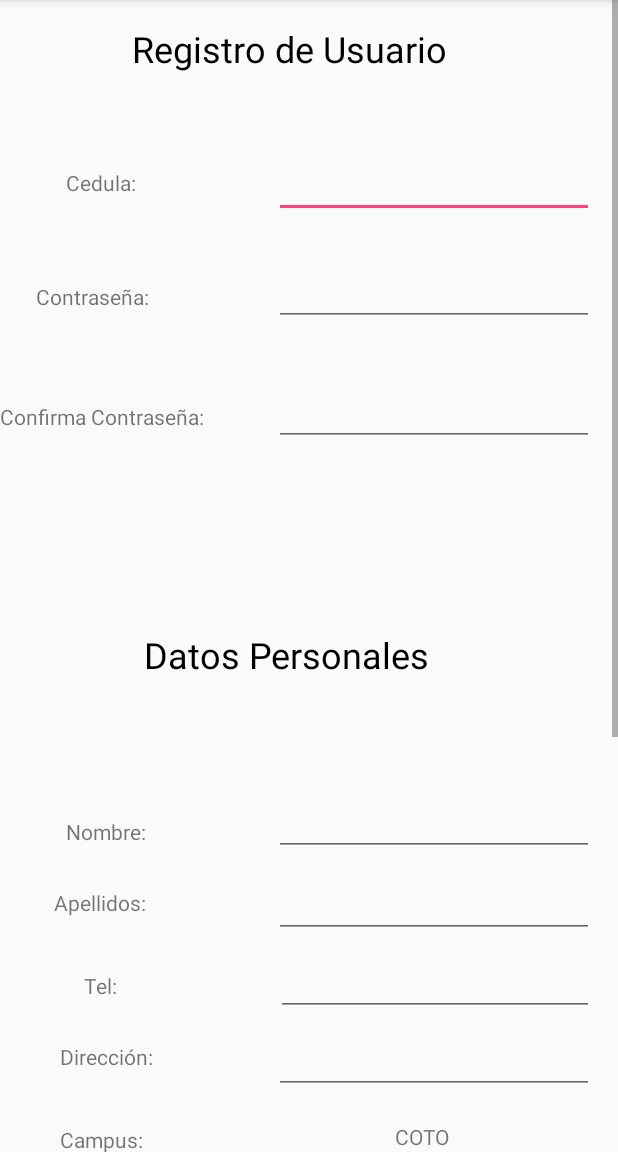
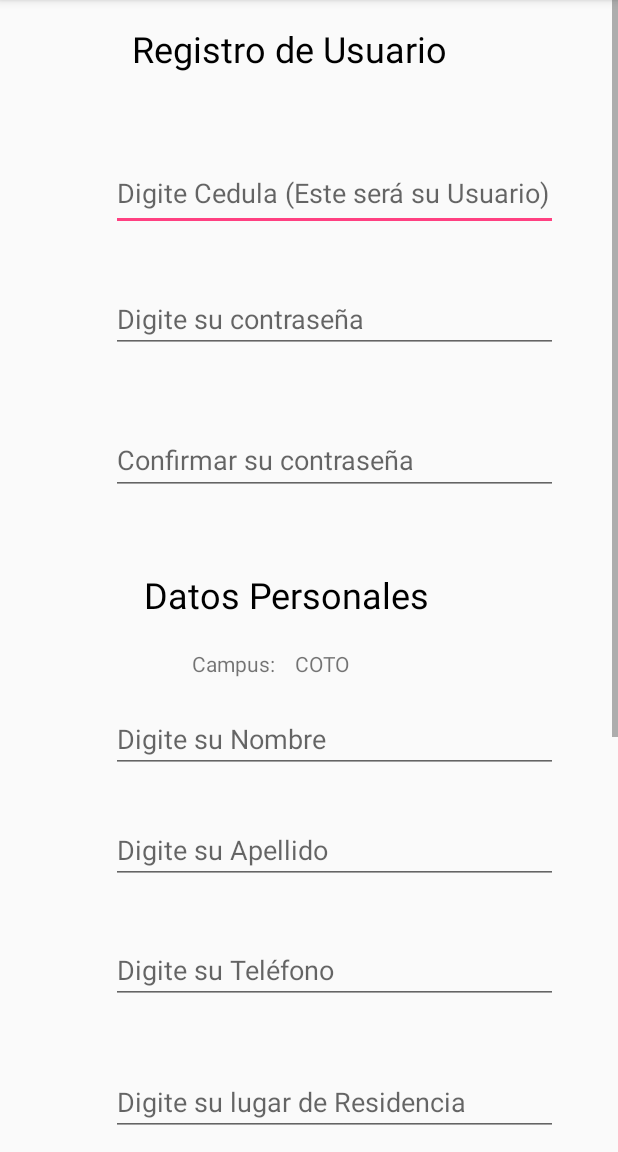
Before and after one commit to JordanJL/UNACARRERAMOVILES, an Android app: the screen it shows after launch (RegistroUsuario), after a tap on "Registrarse", on a phone screen of 412 x 824 dp, the part 84-1236 px from its top. Run offline under Robolectric (Android 15) with nearby library versions, the light colour scheme and no system bars.

Commit message:
RegistroUsuario

```diff
--- a/app/src/main/AndroidManifest.xml
+++ b/app/src/main/AndroidManifest.xml
@@ -18,6 +18,7 @@
             </intent-filter>
         </activity>
         <activity android:name=".RegistroUsuario" />
+        <activity android:name=".get_all_products" />
         <activity android:name=".Actividad02" />
         <activity android:name=".Actividad03" />
         <activity android:name=".Actividad04" />
--- a/app/src/main/java/com/example/jorji/unacarrera/Actividad01_LOGIN.java
+++ b/app/src/main/java/com/example/jorji/unacarrera/Actividad01_LOGIN.java
@@ -1,31 +1,79 @@
 package com.example.jorji.unacarrera;
 
+import java.util.ArrayList;
+import java.util.List;
 
+import org.apache.http.NameValuePair;
+import org.apache.http.message.BasicNameValuePair;
+import org.json.JSONArray;
+import org.json.JSONException;
+import org.json.JSONObject;
+
+import android.app.Activity;
+import android.app.ProgressDialog;
 import android.content.Intent;
+import android.os.AsyncTask;
+import android.os.Bundle;
 import android.support.v7.app.AppCompatActivity;
-import android.os.Bundle;
+import android.util.Log;
 import android.view.View;
+import android.widget.Button;
 import android.widget.EditText;
 import android.widget.TextView;
 import android.widget.Toast;
 
+
 public class Actividad01_LOGIN extends AppCompatActivity {
+    EditText txt_cedula;
+    EditText txt_contrasenna;
+    EditText txt_nombre;
+    EditText txt_apellido;
+    EditText txt_telefono;
+    EditText txt_direccion;
+    EditText txt_anno;
+    EditText txt_campus;
+    EditText txt_semestre;
+    EditText txt_estado;
+    private ProgressDialog pDialog;
+    Button ingresar;
+    String cedula;
+    // JSON parser class
+    JSONParser jsonParser = new JSONParser();
     // url to create new product
-    private static String url_create_product = "http://www.cursoplataformasmoviles.com/unacarrera/usuario/get_all_products.php";
+    private static String url_product_detials = "http://www.cursoplataformasmoviles.com/unacarrera/usuario/get_product_details.php";
+    // JSON Node names
+
     // JSON Node names
     private static final String TAG_SUCCESS = "success";
+    private static final String TAG_PRODUCT = "products";
+    private static final String TAG_CEDULA = "cedula";
+    private static final String TAG_NOMBRE = "nombre";
+    private static final String TAG_APELLIDOS = "apellidos";
+    private static final String TAG_CONTRASENNA = "contrasenna";
+    private static final String TAG_TELEFONO = "telefono";
+    private static final String TAG_DIRECCION = "direccion";
+    private static final String TAG_CAMPUS = "campus";
+    private static final String TAG_ANNO = "anno";
+    private static final String TAG_SEMESTRE = "semestre";
+    private static final String TAG_ESTADO = "estado";
     @Override
     protected void onCreate(Bundle savedInstanceState) {
         super.onCreate(savedInstanceState);
         setContentView(R.layout.activity_actividad01);
 
+        OnclickDelTextView(R.id.txtingresar);
+        OnclickDelTextView(R.id.txtregistrar);
+        OnclickDelTextView(R.id.txtolvido);
+        ingresar = (Button) findViewById(R.id.btningresar);
 
+        //txt_usuario = (EditText) findViewById(R.id.usuario);
 
-        OnclickDelTextView(R.id.txtregistrar);
-        OnclickDelTextView(R.id.txtingresar);
-        OnclickDelTextView(R.id.txtolvido);
+        //txt_contrasenna = (EditText) findViewById(R.id.contra);
+        // A continuación mi código para OnCreat
+        Intent i= getIntent();
+        cedula=i.getStringExtra(TAG_CEDULA);
+        //new GetProductDetails().execute();
 
-        // A continuación mi código para OnCreate
         Mensaje("Bienvenido Actividad 01");
 
 
@@ -35,7 +83,7 @@ public class Actividad01_LOGIN extends AppCompatActivity {
         Toast.makeText(getApplicationContext(), msg, Toast.LENGTH_SHORT).show();};
 
 
-    public void OnclickDelTextView(int ref) {
+  public void OnclickDelTextView(int ref) {
 
         // Ejemplo  OnclickDelTextView(R.id.MiTextView);
         // 1 Doy referencia al TextView
@@ -57,26 +105,110 @@ public class Actividad01_LOGIN extends AppCompatActivity {
                         break;
 
                     case R.id.txtingresar:
-                        EditText u= (EditText) findViewById(R.id.usuario);
-                        EditText c= (EditText) findViewById(R.id.contra);
-                        String contra = c.getText().toString();
-                        int usu= Integer.parseInt(u.getText().toString());
-                        String dato= "jjjj1995";
-                        if (usu==604290185 && contra.equalsIgnoreCase(dato)){
-                            Mensaje("usuario:" + usu + "contraseña:"+ contra);
-                            Intent intento2 = new Intent(getApplicationContext(), Actividad02.class);
-                            startActivity(intento2);
-                        }else{
-                            Mensaje("Error verifique su usuario y contraseña");
-                        }
+                        new GetProductDetails().execute();
                         break;
 
                     case R.id.txtolvido:
-
+                        Intent intento2 = new Intent(getApplicationContext(), get_all_products.class);
+                        startActivity(intento2);
 
                         break;
                     default:break; }// fin de casos
             }// fin del onclick
         });
     }// fin de OnclickDelTextView
+
+    /**
+     * Background Async Task to Get complete product details
+     * */
+    class GetProductDetails extends AsyncTask<String, String, String> {
+
+        /**
+         * Before starting background thread Show Progress Dialog
+         * */
+        @Override
+        protected void onPreExecute() {
+            super.onPreExecute();
+
+        }
+        /**
+         * Getting product details in background thread
+         * */
+        protected String doInBackground(String... params) {
+            // updating UI from Background Thread
+            runOnUiThread(new Runnable() {
+                public void run() {
+                    // Check for success tag
+                    int success;
+
+                        // Building Parameters
+                        List<NameValuePair> params = new ArrayList<NameValuePair>();
+                        params.add(new BasicNameValuePair("cedula", cedula));
+                        System.out.println("cedula: " +cedula);
+                        // getting product details by making HTTP request
+                        // Note that product details url will use GET request
+                        JSONObject json = jsonParser.makeHttpRequest(
+                                url_product_detials, "GET", params);
+
+                        // check your log for json response
+                        Log.d("Single Product Details", json.toString());
+
+                        // check for success tag
+                        try {
+                        // json success tag
+                        success = json.getInt(TAG_SUCCESS);
+                        if (success == 1) {
+                            // product with this pid found
+                            // successfully received product details
+                            JSONArray productObj = json
+                                    .getJSONArray(TAG_PRODUCT); // JSON Array
+
+                            // get first product object from JSON Array
+                            JSONObject product = productObj.getJSONObject(0);
+                            System.out.println("products :" + product);
+                            // product with this pid found
+                            // Edit Text
+                           // txt_cedula = (EditText) findViewById(R.id.txtcedula);
+                            //txt_contrasenna = (EditText) findViewById(R.id.txtcontrasenna);
+                           /* txt_nombre = (EditText) findViewById(R.id.txtnombre);
+                            txt_apellido = (EditText) findViewById(R.id.txtapellidos);
+                            txt_anno = (EditText) findViewById(R.id.txtanno);
+                            txt_semestre = (EditText) findViewById(R.id.txtsemestre);
+                            txt_estado = (EditText) findViewById(R.id.txtestado);
+                            txt_telefono = (EditText) findViewById(R.id.txttelefono);
+                            txt_campus = (EditText) findViewById(R.id.txtcampus);
+                            txt_direccion = (EditText) findViewById(R.id.txtdireccion);*/
+
+
+                            // display product data in EditText
+                            txt_cedula.setText(product.getString(TAG_CEDULA));
+                            // txt_nombre.setText(product.getString(TAG_NOMBRE));
+                            // txt_apellido.setText(product.getString(TAG_APELLIDOS));
+                            txt_contrasenna.setText(product.getString(TAG_CONTRASENNA));
+                            //txt_telefono.setText(product.getString(TAG_TELEFONO));
+                            //txt_direccion.setText(product.getString(TAG_DIRECCION));
+                            //txt_campus.setText(product.getString(TAG_CAMPUS));
+                            //txt_anno.setText(product.getString(TAG_ANNO));
+                            //txt_semestre.setText(product.getString(TAG_SEMESTRE));
+                            //txt_estado.setText(product.getString(TAG_ESTADO));
+
+                        }else{
+                            // product with pid not found
+                        }
+                    } catch (JSONException e) {
+                        e.printStackTrace();
+                    }
+                }
+                });
+            return null;
+        }
+
+        /**
+         * After completing background task Dismiss the progress dialog
+         * **/
+        protected void onPostExecute(String file_url) {
+            // dismiss the dialog once got all details
+            pDialog.dismiss();
+        }
+    }
 }
--- a/app/src/main/java/com/example/jorji/unacarrera/JSONParser.java
+++ b/app/src/main/java/com/example/jorji/unacarrera/JSONParser.java
@@ -69,9 +69,6 @@ public class JSONParser {
                 HttpResponse httpResponse = httpClient.execute(httpGet);
                 HttpEntity httpEntity = httpResponse.getEntity();
                 is = httpEntity.getContent();
-
-
-
             }
 
         } catch (UnsupportedEncodingException e) {
--- a/app/src/main/java/com/example/jorji/unacarrera/RegistroUsuario.java
+++ b/app/src/main/java/com/example/jorji/unacarrera/RegistroUsuario.java
@@ -182,14 +182,10 @@ public class RegistroUsuario extends AppCompatActivity {
             // check for success tag
             try {
                 int success = json.getInt(TAG_SUCCESS);
-
                 if (success == 1) {
                     // successfully created product
                      //Intent i = new Intent(getApplicationContext(), apñ);
                     //startActivity(i);
-
-                    Intent intento = new Intent(getApplicationContext(), Actividad01_LOGIN.class);
-                    startActivity(intento);
                     // closing this screen
                     //finish();
                 } else {
--- a/app/src/main/res/layout/activity_registrousuario.xml
+++ b/app/src/main/res/layout/activity_registrousuario.xml
@@ -9,7 +9,7 @@
         android:layout_width="match_parent"
         android:layout_height="match_parent"
         tools:layout_editor_absoluteX="0dp"
-        tools:layout_editor_absoluteY="0dp">
+        tools:layout_editor_absoluteY="54dp">
 
         <LinearLayout
             android:layout_width="match_parent"
@@ -20,107 +20,63 @@
                 android:layout_width="match_parent"
                 android:layout_height="1200dp">
 
-                <TextView
-                    android:id="@+id/textView14"
-                    android:layout_width="57dp"
-                    android:layout_height="28dp"
-                    android:layout_marginStart="44dp"
-                    android:layout_marginTop="112dp"
-                    android:text="Cedula:"
-                    app:layout_constraintStart_toStartOf="parent"
-                    app:layout_constraintTop_toTopOf="parent" />
-
                 <EditText
                     android:id="@+id/txtCedula"
-                    android:layout_width="wrap_content"
-                    android:layout_height="wrap_content"
-                    android:layout_marginEnd="16dp"
-                    android:layout_marginTop="100dp"
+                    android:layout_width="298dp"
+                    android:layout_height="50dp"
+                    android:layout_marginEnd="40dp"
+                    android:layout_marginTop="104dp"
+                    android:autoText="false"
                     android:ems="10"
+                    android:hint="Digite Cedula (Este será su Usuario)"
                     android:inputType="number"
                     app:layout_constraintEnd_toEndOf="parent"
                     app:layout_constraintTop_toTopOf="parent" />
 
-                <TextView
-                    android:id="@+id/textView16"
-                    android:layout_width="wrap_content"
-                    android:layout_height="wrap_content"
-                    android:layout_marginBottom="636dp"
-                    android:layout_marginStart="44dp"
-                    android:text="Nombre:"
-                    app:layout_constraintBottom_toBottomOf="parent"
-                    app:layout_constraintStart_toStartOf="parent" />
-
                 <EditText
                     android:id="@+id/txtNombre"
-                    android:layout_width="wrap_content"
+                    android:layout_width="298dp"
                     android:layout_height="wrap_content"
-                    android:layout_marginEnd="16dp"
-                    android:layout_marginTop="380dp"
+                    android:layout_marginEnd="40dp"
+                    android:layout_marginTop="316dp"
                     android:ems="10"
+                    android:hint="Digite su Nombre"
                     android:inputType="textPersonName"
                     app:layout_constraintEnd_toEndOf="parent"
                     app:layout_constraintTop_toBottomOf="@+id/txtCedula" />
 
-                <TextView
-                    android:id="@+id/textView17"
-                    android:layout_width="wrap_content"
-                    android:layout_height="wrap_content"
-                    android:layout_marginStart="36dp"
-                    android:layout_marginTop="28dp"
-                    android:text="Apellidos:"
-                    app:layout_constraintStart_toStartOf="parent"
-                    app:layout_constraintTop_toBottomOf="@+id/textView16" />
-
                 <EditText
                     android:id="@+id/txtApellido"
-                    android:layout_width="wrap_content"
-                    android:layout_height="wrap_content"
-                    android:layout_marginEnd="16dp"
-                    android:layout_marginTop="580dp"
+                    android:layout_width="298dp"
+                    android:layout_height="0dp"
+                    android:layout_marginEnd="40dp"
+                    android:layout_marginTop="544dp"
                     android:ems="10"
+                    android:hint="Digite su Apellido"
                     android:inputType="textPersonName"
                     app:layout_constraintEnd_toEndOf="parent"
                     app:layout_constraintTop_toTopOf="parent" />
 
-                <TextView
-                    android:id="@+id/textView18"
-                    android:layout_width="wrap_content"
-                    android:layout_height="wrap_content"
-                    android:layout_marginStart="56dp"
-                    android:layout_marginTop="36dp"
-                    android:text="Tel:"
-                    app:layout_constraintStart_toStartOf="parent"
-                    app:layout_constraintTop_toBottomOf="@+id/textView17" />
-
                 <EditText
                     android:id="@+id/txtTel"
-                    android:layout_width="212dp"
+                    android:layout_width="298dp"
                     android:layout_height="wrap_content"
-                    android:layout_marginEnd="16dp"
-                    android:layout_marginTop="632dp"
+                    android:layout_marginEnd="40dp"
+                    android:layout_marginTop="624dp"
                     android:ems="10"
+                    android:hint="Digite su Teléfono"
                     android:inputType="number"
                     app:layout_constraintEnd_toEndOf="parent"
                     app:layout_constraintTop_toTopOf="parent" />
 
-                <TextView
-                    android:id="@+id/textView19"
-                    android:layout_width="wrap_content"
-                    android:layout_height="wrap_content"
-                    android:layout_marginStart="40dp"
-                    android:layout_marginTop="28dp"
-                    android:text="Dirección:"
-                    app:layout_constraintStart_toStartOf="parent"
-                    app:layout_constraintTop_toBottomOf="@+id/textView18" />
-
                 <EditText
                     android:id="@+id/txtDir"
-                    android:layout_width="wrap_content"
+                    android:layout_width="298dp"
                     android:layout_height="wrap_content"
-                    android:layout_marginEnd="16dp"
-                    android:layout_marginTop="684dp"
+                    android:layout_marginEnd="40dp"
+                    android:layout_marginTop="712dp"
                     android:ems="10"
+                    android:hint="Digite su lugar de Residencia"
                     android:inputType="textPersonName"
                     app:layout_constraintEnd_toEndOf="parent"
                     app:layout_constraintTop_toTopOf="parent" />
@@ -128,22 +84,22 @@
                 <TextView
                     android:id="@+id/textView21"
                     android:layout_width="wrap_content"
-                    android:layout_height="wrap_content"
-                    android:layout_marginStart="40dp"
-                    android:layout_marginTop="36dp"
-                    android:text="Campus:"
-                    app:layout_constraintStart_toStartOf="parent"
-                    app:layout_constraintTop_toBottomOf="@+id/textView19" />
+                    android:layout_height="0dp"
+                    android:layout_marginBottom="748dp"
+                    android:layout_marginStart="128dp"
+                    android:text="Campus:    COTO"
+                    app:layout_constraintBottom_toBottomOf="parent"
+                    app:layout_constraintStart_toStartOf="parent" />
 
                 <TextView
                     android:id="@+id/textView22"
                     android:layout_width="wrap_content"
                     android:layout_height="wrap_content"
-                    android:layout_marginStart="36dp"
-                    android:layout_marginTop="32dp"
+                    android:layout_marginBottom="376dp"
+                    android:layout_marginStart="44dp"
                     android:text="Año:"
-                    app:layout_constraintStart_toStartOf="parent"
-                    app:layout_constraintTop_toBottomOf="@+id/textView21" />
+                    app:layout_constraintBottom_toBottomOf="parent"
+                    app:layout_constraintStart_toStartOf="parent" />
 
                 <TextView
                     android:id="@+id/textView23"
@@ -154,6 +110,7 @@
                     android:text="Registro de Usuario"
                     android:textColor="@android:color/black"
                     android:textSize="24sp"
+
                     app:layout_constraintStart_toStartOf="parent"
                     app:layout_constraintTop_toTopOf="parent" />
 
@@ -161,7 +118,7 @@
                     android:id="@+id/textView24"
                     android:layout_width="90dp"
                     android:layout_height="24dp"
-                    android:layout_marginBottom="228dp"
+                    android:layout_marginBottom="200dp"
                     android:layout_marginEnd="124dp"
                     android:text="Press to add"
                     app:layout_constraintBottom_toBottomOf="parent"
@@ -181,18 +138,8 @@
                     android:id="@+id/spinner01"
                     android:layout_width="254dp"
                     android:layout_height="33dp"
-                    android:layout_marginEnd="16dp"
-                    android:layout_marginTop="788dp"
-                    app:layout_constraintEnd_toEndOf="parent"
-                    app:layout_constraintTop_toTopOf="parent" />
-
-                <TextView
-                    android:id="@+id/textView15"
-                    android:layout_width="wrap_content"
-                    android:layout_height="wrap_content"
-                    android:layout_marginEnd="112dp"
-                    android:layout_marginTop="748dp"
-                    android:text="COTO"
+                    android:layout_marginEnd="24dp"
+                    android:layout_marginTop="800dp"
                     app:layout_constraintEnd_toEndOf="parent"
                     app:layout_constraintTop_toTopOf="parent" />
 
@@ -200,8 +147,8 @@
                     android:id="@+id/textView20"
                     android:layout_width="wrap_content"
                     android:layout_height="wrap_content"
-                    android:layout_marginBottom="332dp"
-                    android:layout_marginStart="40dp"
+                    android:layout_marginBottom="292dp"
+                    android:layout_marginStart="36dp"
                     android:text="Semestre"
                     app:layout_constraintBottom_toBottomOf="parent"
                     app:layout_constraintStart_toStartOf="parent" />
@@ -210,47 +157,31 @@
                     android:id="@+id/spinner02"
                     android:layout_width="168dp"
                     android:layout_height="29dp"
-                    android:layout_marginEnd="36dp"
-                    android:layout_marginTop="20dp"
+                    android:layout_marginEnd="68dp"
+                    android:layout_marginTop="52dp"
                     app:layout_constraintEnd_toEndOf="parent"
                     app:layout_constraintTop_toBottomOf="@+id/spinner01" />
 
                 <EditText
                     android:id="@+id/editText8"
-                    android:layout_width="wrap_content"
-                    android:layout_height="wrap_content"
-                    android:layout_marginEnd="16dp"
-                    android:layout_marginTop="172dp"
+                    android:layout_width="298dp"
+                    android:layout_height="43dp"
+                    android:layout_marginEnd="40dp"
+                    android:layout_marginTop="192dp"
                     android:ems="10"
+                    android:hint="Digite su contraseña"
                     android:inputType="textPassword"
                     app:layout_constraintEnd_toEndOf="parent"
                     app:layout_constraintTop_toTopOf="parent" />
 
-                <TextView
-                    android:layout_width="wrap_content"
-                    android:layout_height="19dp"
-                    android:layout_marginStart="24dp"
-                    android:layout_marginTop="188dp"
-                    android:text="Contraseña:"
-                    app:layout_constraintStart_toStartOf="parent"
-                    app:layout_constraintTop_toTopOf="parent" />
-
-                <TextView
-                    android:id="@+id/textView29"
-                    android:layout_width="wrap_content"
-                    android:layout_height="0dp"
-                    android:layout_marginTop="268dp"
-                    android:text="Confirma Contraseña: "
-                    app:layout_constraintStart_toStartOf="parent"
-                    app:layout_constraintTop_toTopOf="parent" />
-
                 <EditText
                     android:id="@+id/txtContra"
-                    android:layout_width="wrap_content"
-                    android:layout_height="wrap_content"
-                    android:layout_marginEnd="16dp"
-                    android:layout_marginTop="252dp"
+                    android:layout_width="298dp"
+                    android:layout_height="46dp"
+                    android:layout_marginEnd="40dp"
+                    android:layout_marginTop="284dp"
                     android:ems="10"
+                    android:hint="Confirmar su contraseña"
                     android:inputType="textPassword"
                     app:layout_constraintEnd_toEndOf="parent"
                     app:layout_constraintTop_toTopOf="parent" />
@@ -260,7 +191,7 @@
                     android:layout_width="wrap_content"
                     android:layout_height="wrap_content"
                     android:layout_marginStart="96dp"
-                    android:layout_marginTop="420dp"
+                    android:layout_marginTop="380dp"
                     android:text="Datos Personales"
                     android:textColor="@android:color/background_dark"
                     android:textSize="24sp"
```
Also changed, not shown: app/src/main/java/com/example/jorji/unacarrera/get_all_products.java (added, +175 -0 lines), app/src/main/res/layout/activity_actividad01.xml (+30 -0 lines), app/src/main/res/layout/activity_getproductsdetails.xml (added, +14 -0 lines), app/src/main/res/layout/list_item.xml (added, +25 -0 lines), 2 other files.
